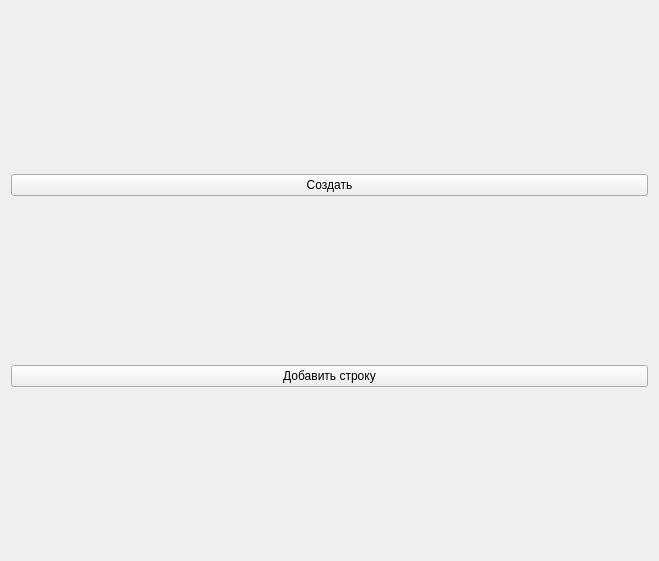
Above: HelloQtChild.ui from 4uJustDev/NanocadAPIQtPolyTable before the change. Below: the same form after it.
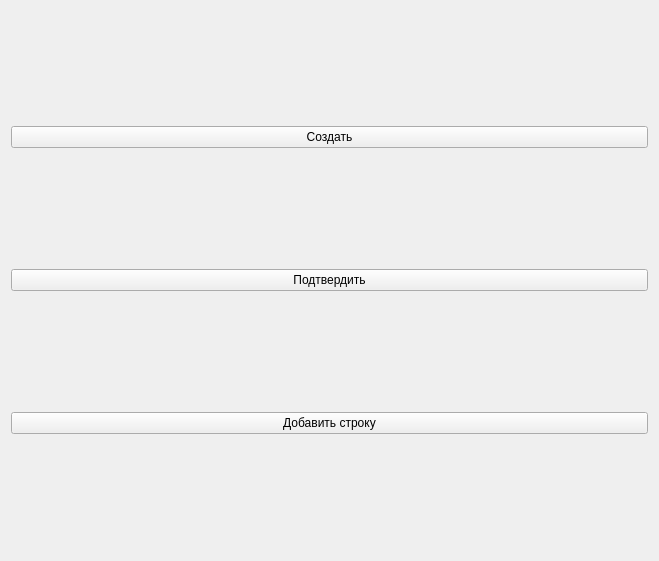
That is the form after the change.

Commit message: Add button logic

Diff of the .ui file:
```diff
--- a/HelloQtChild.ui
+++ b/HelloQtChild.ui
@@ -21,6 +21,13 @@
      </property>
     </widget>
    </item>
+   <item>
+    <widget class="QPushButton" name="pushButton_Update">
+     <property name="text">
+      <string>Подтвердить</string>
+     </property>
+    </widget>
+   </item>
    <item>
     <layout class="QVBoxLayout" name="verticalLayout_2">
      <item>
```
Left out of the diff: 3 changed lines with no effect on the pictures. The commit also changes 15 other files.
